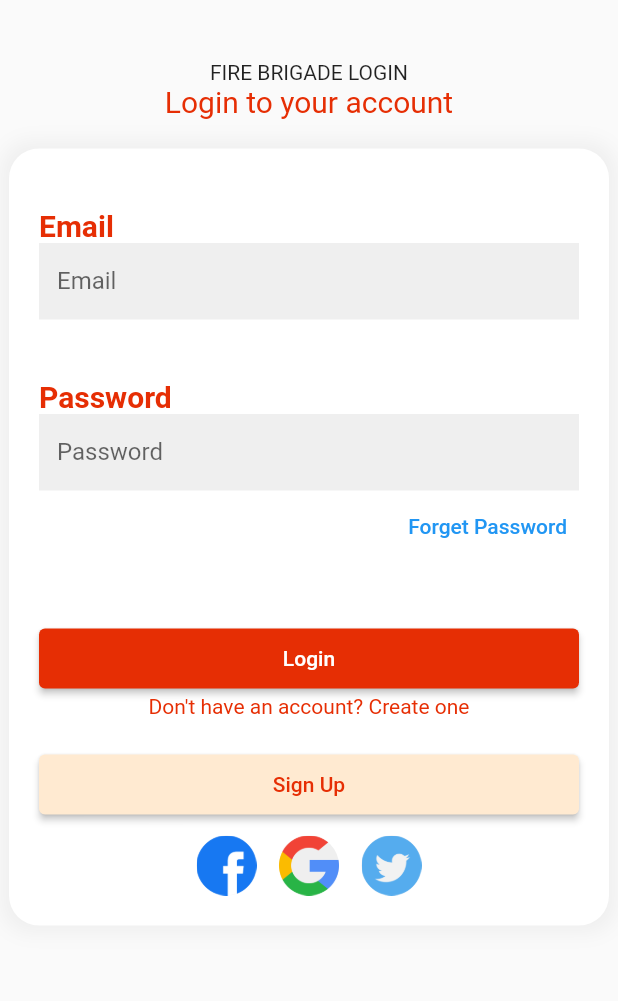
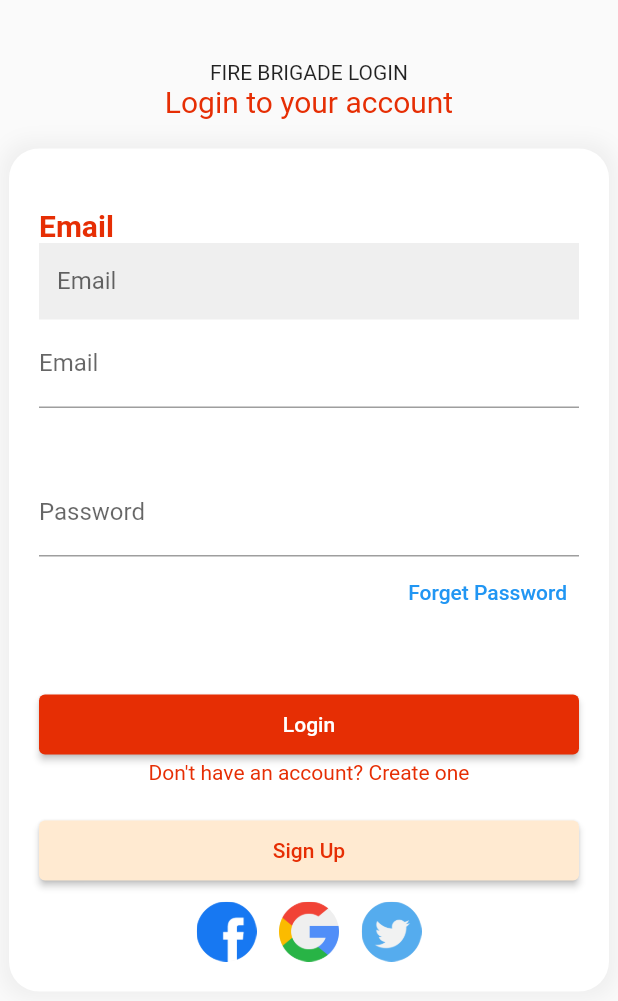
Before and after one commit to Sana-Memon/SQuiP, a Flutter app: the LoginFireBrigadeView screen opened by its route, after a tap on "Login", on a phone screen of 412 x 824 dp. Shown: the top 1001 px of the screen. Run offline on Flutter 3.47's test engine with Material 2 defaults, Android fonts, the phone set to English and light mode, and no system bars; our stand-ins replace firebase_auth, firebase_core, geolocator, get, google_maps_flutter, stacked and 3 more; accounts and stored records are empty; network calls fail.

```diff
--- a/lib/request_ambulance/request_ambulance_view.dart
+++ b/lib/request_ambulance/request_ambulance_view.dart
@@ -27,7 +27,11 @@ class RequestAmbulanceView extends StatelessWidget {
           markers: _marker.values.toSet(),
         ),
         floatingActionButton: FloatingActionButton.extended(
-          onPressed: () {},
+          onPressed: () {
+            print("clicking");
+            viewModel.goToWelcomeUser();
+            viewModel.opendialogue();
+          },
           label: const Text("Request Ambulance"),
           icon: const Icon(Icons.location_history),
         ),
--- a/lib/request_fire/request_fire_view.dart
+++ b/lib/request_fire/request_fire_view.dart
@@ -26,7 +26,11 @@ class RequestFireView extends StatelessWidget {
           markers: _marker.values.toSet(),
         ),
         floatingActionButton: FloatingActionButton.extended(
-          onPressed: () {},
+          onPressed: () {
+            print("clicking");
+            viewModel.goToWelcomeUser();
+            viewModel.opendialogue();
+          },
           label: const Text("Request Fire Brigade"),
           icon: const Icon(Icons.location_history),
         ),
--- a/lib/screens/login_captain/login_fire_brigade/login_fire_brigade.dart
+++ b/lib/screens/login_captain/login_fire_brigade/login_fire_brigade.dart
@@ -7,6 +7,8 @@ import 'package:squip/utils/image_constant.dart';
 import 'package:stacked/stacked.dart';
 
 class LoginFireBrigadeView extends StatelessWidget {
+  TextEditingController loginEmailController = TextEditingController();
+  TextEditingController loginPasswordController = TextEditingController();
   @override
   Widget build(BuildContext context) {
     return ViewModelBuilder<LoginFireBrigadeViewModel>.reactive(
@@ -41,10 +43,22 @@ class LoginFireBrigadeView extends StatelessWidget {
                 children: [
                   Padding(padding: EdgeInsets.all(10)),
                   customTextField("Email"),
+                  TextFormField(
+                    controller: loginEmailController,
+                    decoration: InputDecoration(
+                      labelText: "Email",
+                    ),
+                  ),
                   SizedBox(
                     height: 40,
                   ),
-                  customTextField("Password"),
+                  TextFormField(
+                    controller: loginPasswordController,
+                    decoration: InputDecoration(
+                      labelText: "Password",
+                    ),
+                    obscureText: true,
+                  ),
                   Align(
                     alignment: Alignment.centerRight,
                     child: TextButton(
@@ -54,14 +68,24 @@ class LoginFireBrigadeView extends StatelessWidget {
                     height: 40,
                   ),
                   Container(
-                    width: double.infinity,
-                    // width: double.infinity,
-                    child: customButton(
-                        onTap: () {},
-                        text: "Login",
-                        color: whiteColor,
-                        bgColor: redColor),
-                  ),
+                      width: double.infinity,
+                      // width: double.infinity,
+                      child: ElevatedButton(
+                        style: ElevatedButton.styleFrom(
+                          primary: redColor,
+                          padding: EdgeInsets.all(12),
+                        ),
+                        child: Text(
+                          "Login",
+                          style: TextStyle(
+                              color: whiteColor, backgroundColor: redColor),
+                        ),
+                        onPressed: () {
+                          viewModel.SignInUser(loginEmailController,
+                              loginPasswordController, context);
+                          // viewModel.moveToWelcomeUser();
+                        },
+                      )),
                   Text(
                     "Don't have an account? Create one",
                     style: TextStyle(color: redColor),
--- a/lib/screens/login_captain/login_fire_brigade/login_fire_brigade_view_model.dart
+++ b/lib/screens/login_captain/login_fire_brigade/login_fire_brigade_view_model.dart
@@ -1,3 +1,30 @@
+import 'package:firebase_auth/firebase_auth.dart';
+import 'package:squip/app/app.locator.dart';
+import 'package:squip/app/app.router.dart';
 import 'package:stacked/stacked.dart';
+import 'package:stacked_services/stacked_services.dart';
 
-class LoginFireBrigadeViewModel extends BaseViewModel {}
+class LoginFireBrigadeViewModel extends BaseViewModel {
+  final nav = locator<NavigationService>();
+
+  moveToWelcomeUser() {
+    nav.navigateToWelcomeUserView();
+    rebuildUi();
+  }
+
+  SignInUser(loginEmailController, loginPasswordController, context) async {
+    try {
+      final credential = await FirebaseAuth.instance.signInWithEmailAndPassword(
+          email: loginEmailController.text,
+          password: loginPasswordController.text);
+      moveToWelcomeUser();
+      print("login Successful");
+    } on FirebaseAuthException catch (e) {
+      if (e.code == 'user-not-found') {
+        print('No user found for that email.');
+      } else if (e.code == 'wrong-password') {
+        print('Wrong password provided for that user.');
+      }
+    }
+  }
+}
--- a/lib/screens/login_user/login_user.dart
+++ b/lib/screens/login_user/login_user.dart
@@ -86,6 +86,7 @@ class LoginUserView extends StatelessWidget {
                               onPressed: () {
                                 viewModel.SignInUser(loginEmailController,
                                     loginPasswordController, context);
+                                // viewModel.moveToWelcomeUser();
                               },
                             )),
                         Text(
```
Also changed, not shown: lib/request_ambulance/request_ambulance_view_model.dart (+15 -0 lines), lib/request_fire/request_fire_view_model.dart (+15 -0 lines), lib/screens/login_captain/login_ambulance/login_ambulance.dart (+33 -10 lines), lib/screens/login_captain/login_ambulance/login_ambulance_view_model.dart (+28 -1 lines), lib/screens/login_captain/login_police/login_police.dart (+33 -10 lines), lib/screens/login_captain/login_police/login_police_view_model.dart (+28 -1 lines), lib/screens/user_side/active_services_user/active_services_user_view.dart (+42 -1 lines), lib/screens/user_side/active_services_user/active_services_user_view_model.dart (+18 -1 lines), lib/screens/user_side/request_emergency_user/request_emergency_user_view.dart (+3 -5 lines), lib/screens/user_side/request_emergency_user/request_emergency_user_view_model.dart (+17 -7 lines), lib/services/bottom_nav.dart (added).
